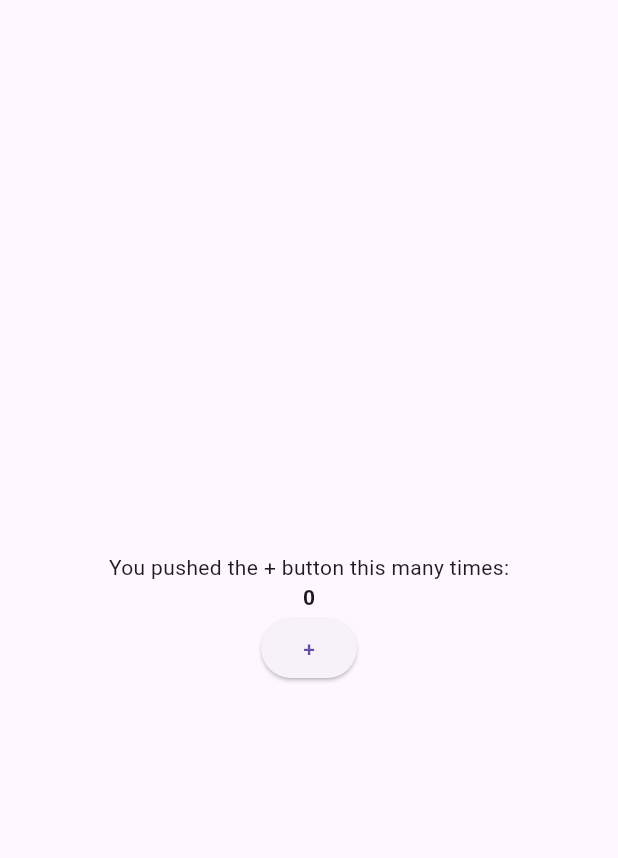
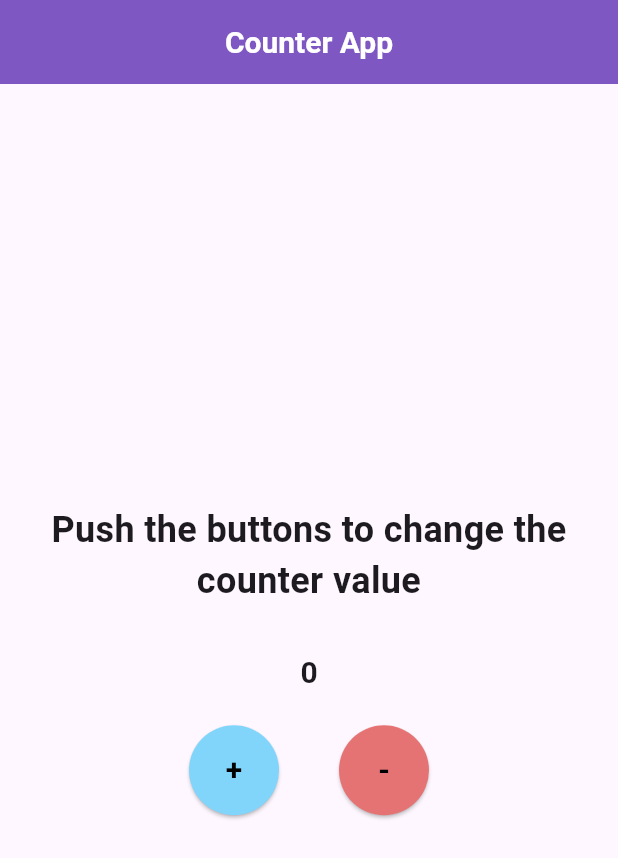
Before and after one commit to Eeva-cyber/Counter-App, a Flutter app: the screen it shows after launch, on a phone screen of 412 x 824 dp. Shown: the top 858 px of the screen. Run offline on Flutter 3.47's test engine with Material 3 defaults, Android fonts, the phone set to English and light mode, and no system bars.

Commit message:
Add AppBar and minus button

```diff
--- a/lib/pages/counter_page.dart
+++ b/lib/pages/counter_page.dart
@@ -20,32 +20,106 @@ class _CounterPageState extends State<CounterPage> {
     });
   }
 
+  void _decrementCounter () {
+    setState(() {
+      _counter--;
+    });
+  }
   // UI
-
-
   @override
   Widget build(BuildContext context) {
     return Scaffold(
+      appBar: AppBar(
+        title: Text(
+          "Counter App",
+          style: TextStyle(
+            fontSize: 20,
+            fontWeight: FontWeight.bold,
+            color: Colors.white
+          ),
+        ),
+        centerTitle: true,
+        backgroundColor: Colors.deepPurple[400],
+      ),
       body: Center(
         child: Column(
           mainAxisAlignment: MainAxisAlignment.center,
           children: [
             //message
-              Text('You pushed the + button this many times:'),
+            Text('Push the buttons to change the counter value',
+              textAlign: TextAlign.center,
+              style: TextStyle(
+                fontSize: 24,
+                fontWeight: FontWeight.bold,
+              ),
+            ),
+
+            SizedBox(height: 30),
 
             //counter value
             Text(
               _counter.toString(),
               style: TextStyle(
+                fontSize: 20,
                 fontWeight: FontWeight.bold
               ),
             ),
 
+            SizedBox(height: 20),
+
             //button
+            Row(
+              mainAxisAlignment: MainAxisAlignment.center,
+              children: [
                 ElevatedButton(
                   onPressed: _incrementCounter,
-                child: Text('+'),
+                  style: ElevatedButton.styleFrom(
+                    //button size
+                    minimumSize: Size(60, 60),
+                    //button color
+                    backgroundColor: Colors.lightBlue[200],
+                    shape: RoundedRectangleBorder(
+                      borderRadius: BorderRadius.circular(30),
+                    ),
+                  ),
+                  child: Text(
+                    '+',
+                    style: TextStyle(
+                      fontSize: 20,
+                      fontWeight: FontWeight.bold,
+                      color: Colors.black,
+                    ),
                   )
+                ),
+
+                //space between the buttons
+                SizedBox(
+                  width: 40,
+                ),
+
+                //minus button
+                ElevatedButton(
+                  onPressed: _decrementCounter,
+                  style: ElevatedButton.styleFrom(
+                    //button size
+                    minimumSize: Size(60, 60),
+                    //button color
+                    backgroundColor: Colors.red[300],
+                    shape: RoundedRectangleBorder(
+                      borderRadius: BorderRadius.circular(30),
+                    ),
+                  ),
+                  child: Text(
+                    '-',
+                    style: TextStyle(
+                      fontSize: 20,
+                      fontWeight: FontWeight.bold,
+                      color: Colors.black,
+                    ),
+                  ),
+                ),
+              ],
+            ),
           ],
         ),
       ),
```
Lines whose indentation alone changed are shown as unchanged.
